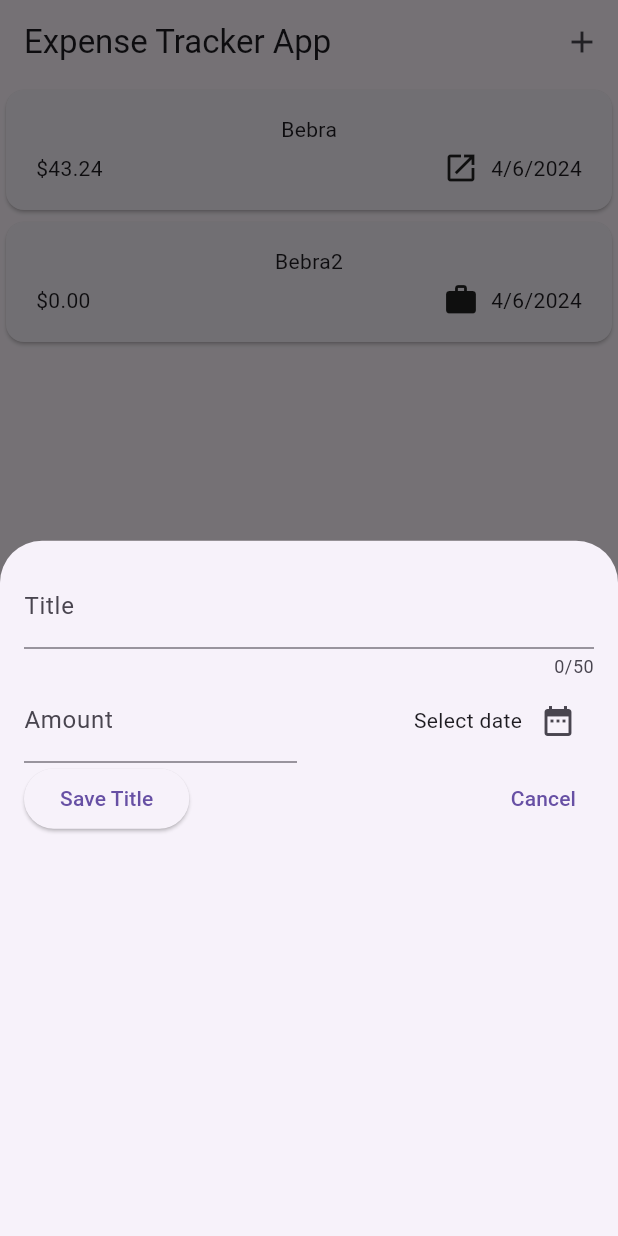
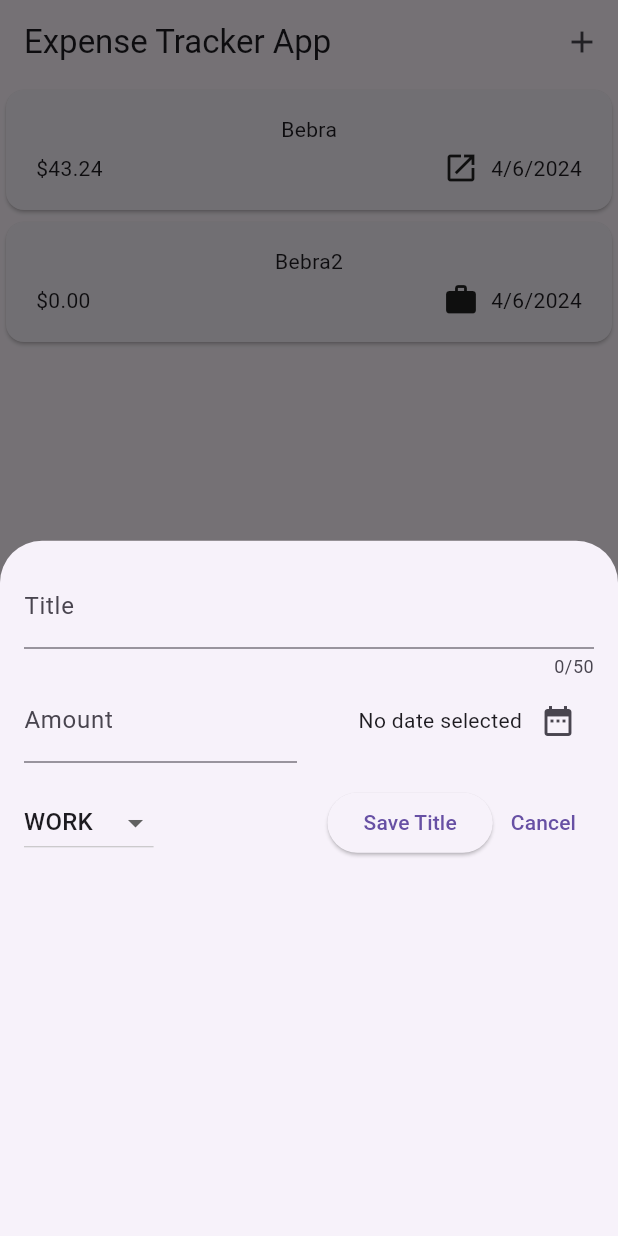
Before and after one commit to loremm34/expense_tracker, a Flutter app: the screen it shows after launch, after a tap on the "add" icon, on a phone screen of 412 x 824 dp. Run offline on Flutter 3.47's test engine with Material 3 defaults, Android fonts, the phone set to English and light mode, and no system bars.

Commit message:
added categoty input field

```diff
--- a/lib/expenses.dart
+++ b/lib/expenses.dart
@@ -39,10 +39,10 @@ class _Expenses extends State<Expenses> {
       appBar: AppBar(
         title: Text("Expense Tracker App"),
         actions: [
-          SizedBox(
+          const SizedBox(
             width: 8,
           ),
-          IconButton(onPressed: _openAddModalSheet, icon: Icon(Icons.add))
+          IconButton(onPressed: _openAddModalSheet, icon: const Icon(Icons.add))
         ],
       ),
       body: Column(
--- a/lib/widgets/new_expenses.dart
+++ b/lib/widgets/new_expenses.dart
@@ -1,4 +1,5 @@
 import 'package:flutter/material.dart';
+import 'package:expense_tracker/models/expense.dart';
 
 class NewExpenses extends StatefulWidget {
   const NewExpenses({super.key});
@@ -15,8 +16,11 @@ class _NewExpenses extends State<NewExpenses> {
   //   _enteredTitle = inputValue;
   // }
 
-  var _titleController = TextEditingController();
-  var _amountController = TextEditingController();
+  // controllers
+  final _titleController = TextEditingController();
+  final _amountController = TextEditingController();
+  DateTime? _selectedDate;
+  var _selectedCategory = Category.work;
 
   @override
   void dispose() {
@@ -29,11 +33,16 @@ class _NewExpenses extends State<NewExpenses> {
     Navigator.pop(context);
   }
 
-  void _presentDatePicker() {
+  // Date picker organizer
+  void _presentDatePicker() async {
     final now = DateTime.now();
-    final firstDate = DateTime(now.year - 1, now.month, now.day);
-    final lastDate = DateTime(now.year + 2000, now.month, now.day);
-    showDatePicker(context: context, firstDate: firstDate, lastDate: lastDate);
+    final firstDate = DateTime(now.year - 2, now.month, now.day);
+    final lastDate = DateTime(now.year + 2, now.month, now.day);
+    final pickedDate = await showDatePicker(
+        context: context, firstDate: firstDate, lastDate: lastDate);
+    setState(() {
+      _selectedDate = pickedDate;
+    });
   }
 
   @override
@@ -68,23 +77,47 @@ class _NewExpenses extends State<NewExpenses> {
                   mainAxisAlignment: MainAxisAlignment.end,
                   crossAxisAlignment: CrossAxisAlignment.center,
                   children: [
-                  const Text("Select date"),
+                    Text(
+                      _selectedDate == null
+                          ? "No date selected"
+                          : formatter.format(_selectedDate!),
+                    ),
                     IconButton(
                         onPressed: _presentDatePicker,
                         icon: const Icon(Icons.date_range))
                   ],
-              ))
+                ),
+              )
             ],
           ),
+          SizedBox(height: 16,),
           Row(
             children: [
+              DropdownButton(
+                value: _selectedCategory,
+                  items: Category.values
+                      .map(
+                        (category) => DropdownMenuItem(
+                          value: category,
+                          child: Text(category.name.toUpperCase()),
+                        ),
+                      )
+                      .toList(),
+                  onChanged: (value) {
+                    if (value == null) {
+                      return;
+                    }
+                    setState(() {
+                      _selectedCategory = value;
+                    });
+                  }),
+                  const Spacer(),
               ElevatedButton(
                   onPressed: () {
                     print(_titleController.text);
                     print(_amountController.text);
                   },
                   child: const Text("Save Title")),
-              const Spacer(),
               TextButton(
                   onPressed: () {
                     closeModalSheet(context);
```
Lines whose indentation alone changed are shown as unchanged.
